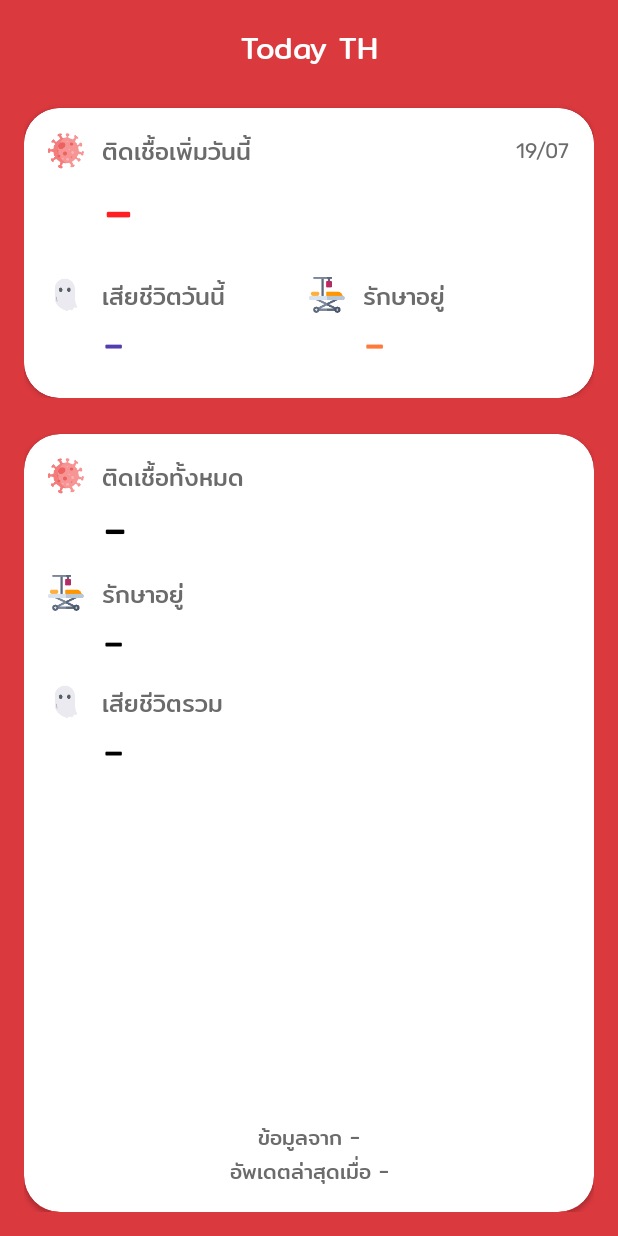
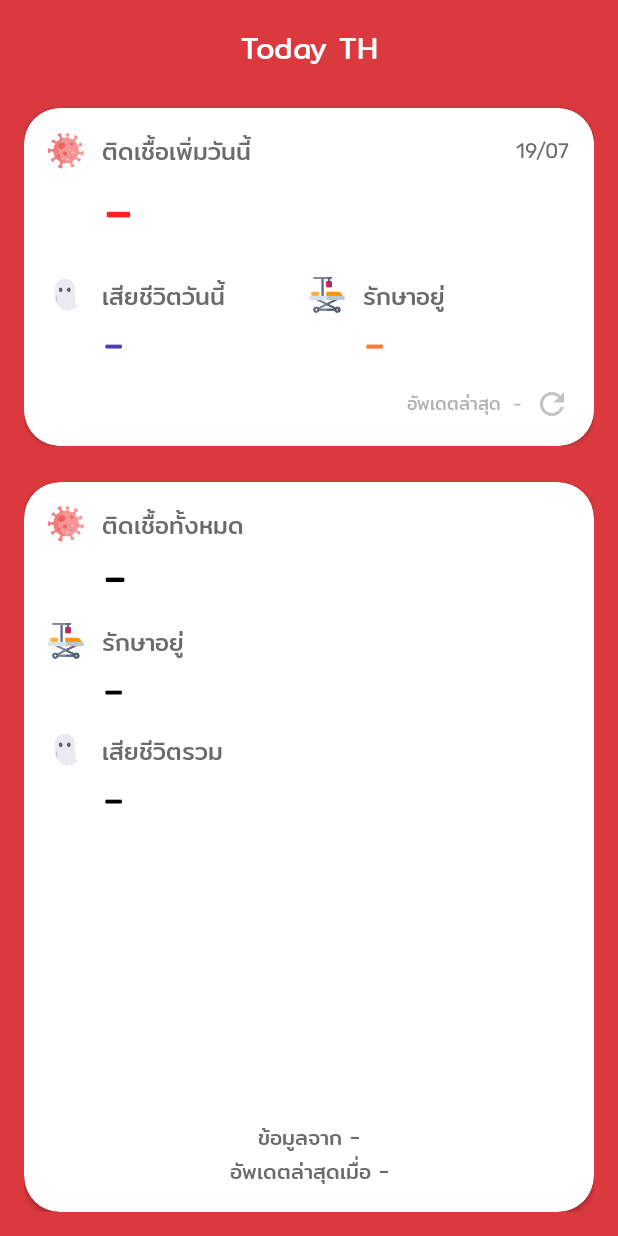
Before and after one commit to oakraw/thailand-covid-case-android, an Android app: the layout activity_main.xml on its own in the app's theme, with its tools: preview values and no code run, on a phone screen of 412 x 824 dp. Run offline under Robolectric (Android 15) with nearby library versions, the light colour scheme and no system bars.

Commit message:
Add refresh button on widget

```diff
--- a/app/build.gradle
+++ b/app/build.gradle
@@ -14,8 +14,8 @@ android {
         applicationId "com.orensi.how_many_people"
         minSdk 21
         targetSdk 30
-        versionCode 2
-        versionName "1.1"
+        versionCode 3
+        versionName "1.2"
 
         testInstrumentationRunner "androidx.test.runner.AndroidJUnitRunner"
     }
--- a/app/src/main/java/com/oakraw/thailand_covid/ui/main/MainActivity.kt
+++ b/app/src/main/java/com/oakraw/thailand_covid/ui/main/MainActivity.kt
@@ -6,6 +6,7 @@ import android.net.Uri
 import android.os.Bundle
 import android.os.Handler
 import android.os.Looper
+import android.util.Log
 import androidx.appcompat.app.AppCompatActivity
 import androidx.core.content.FileProvider
 import androidx.core.view.drawToBitmap
@@ -41,6 +42,7 @@ class MainActivity : AppCompatActivity() {
 
     private fun initView() {
         titleHeal.text = "เข้ารักษาใหม่"
+        containerUpdateDetail.isVisible = false
 
         swipeRefresh.setOnRefreshListener {
             viewModel.fetch()
@@ -102,6 +104,8 @@ class MainActivity : AppCompatActivity() {
         val cachePath = File(externalCacheDir, "th_cov/")
         cachePath.mkdirs()
 
+        Log.d("","")
+
         val file = File(cachePath, "capture.png")
         val fileOutputStream: FileOutputStream
         try {
--- /dev/null
+++ b/app/src/main/res/drawable-anydpi/ic_refresh.xml
@@ -0,0 +1,11 @@
+<vector xmlns:android="http://schemas.android.com/apk/res/android"
+    android:width="24dp"
+    android:height="24dp"
+    android:viewportWidth="24"
+    android:viewportHeight="24"
+    android:tint="#B3B3B3"
+    android:alpha="0.8">
+  <path
+      android:fillColor="@android:color/white"
+      android:pathData="M17.65,6.35C16.2,4.9 14.21,4 12,4c-4.42,0 -7.99,3.58 -7.99,8s3.57,8 7.99,8c3.73,0 6.84,-2.55 7.73,-6h-2.08c-0.82,2.33 -3.04,4 -5.65,4 -3.31,0 -6,-2.69 -6,-6s2.69,-6 6,-6c1.66,0 3.14,0.69 4.22,1.78L13,11h7V4l-2.35,2.35z"/>
+</vector>
--- a/app/src/main/res/layout/view_widget_template1.xml
+++ b/app/src/main/res/layout/view_widget_template1.xml
@@ -53,6 +53,7 @@
         android:textColor="@color/danger" />
 
     <LinearLayout
+        android:id="@+id/containerSecondaryInfo"
         android:layout_width="match_parent"
         android:layout_height="wrap_content"
         android:layout_below="@id/textNewCase"
@@ -129,4 +130,39 @@
         </RelativeLayout>
 
     </LinearLayout>
+
+    <LinearLayout
+        android:id="@+id/containerUpdateDetail"
+        android:layout_width="match_parent"
+        android:layout_height="wrap_content"
+        android:orientation="horizontal"
+        android:layout_marginTop="@dimen/space_1"
+        android:gravity="center_vertical|end"
+        android:layout_below="@id/containerSecondaryInfo">
+
+        <TextView
+            android:layout_width="wrap_content"
+            android:layout_height="wrap_content"
+            android:text="อัพเดตล่าสุด"
+            android:textAppearance="@style/TextAppearance.App.Caption"
+            android:textColor="@color/text_hint"/>
+
+        <TextView
+            android:id="@+id/textUpdateTimestamp"
+            android:layout_width="wrap_content"
+            android:layout_height="wrap_content"
+            android:text="-"
+            android:layout_marginStart="@dimen/space_1"
+            android:textAppearance="@style/TextAppearance.App.Caption.Number"
+            android:textColor="@color/text_hint"/>
+
+        <ImageView
+            android:id="@+id/buttonRefresh"
+            android:layout_width="24dp"
+            android:layout_height="24dp"
+            android:clickable="true"
+            android:layout_marginStart="@dimen/space_1"
+            android:src="@drawable/ic_refresh"/>
+
+    </LinearLayout>
 </RelativeLayout>
--- a/app/src/main/res/values/colors.xml
+++ b/app/src/main/res/values/colors.xml
@@ -10,6 +10,7 @@
     <color name="white">#FFFFFFFF</color>
 
     <color name="text_default">#6B6B6B</color>
+    <color name="text_hint">#B3B3B3</color>
     <color name="text_black">@color/black</color>
     <color name="text_white">@color/white</color>
 </resources>
--- a/app/src/main/res/values/text-themes.xml
+++ b/app/src/main/res/values/text-themes.xml
@@ -26,6 +26,10 @@
 
     <style name="TextAppearance.App.Caption.Bold" parent="TextAppearance.App.Caption">
         <item name="android:fontFamily">@font/mitr_medium</item>
+    </style>
+
+    <style name="TextAppearance.App.Caption.Number" parent="TextAppearance.App.Caption">
+        <item name="android:fontFamily">@font/rubik_regular</item>
     </style>
 
     <style name="TextAppearance.App.Body1" parent="TextAppearance.AppCompat.Body1">
```
Also changed, not shown: app/src/main/java/com/oakraw/thailand_covid/service/MainAppWidgetProvider.kt (+65 -13 lines), app/src/main/res/drawable-hdpi/ic_refresh.png (added), app/src/main/res/drawable-mdpi/ic_refresh.png (added), app/src/main/res/drawable-xhdpi/ic_refresh.png (added), app/src/main/res/drawable-xxhdpi/ic_refresh.png (added).
